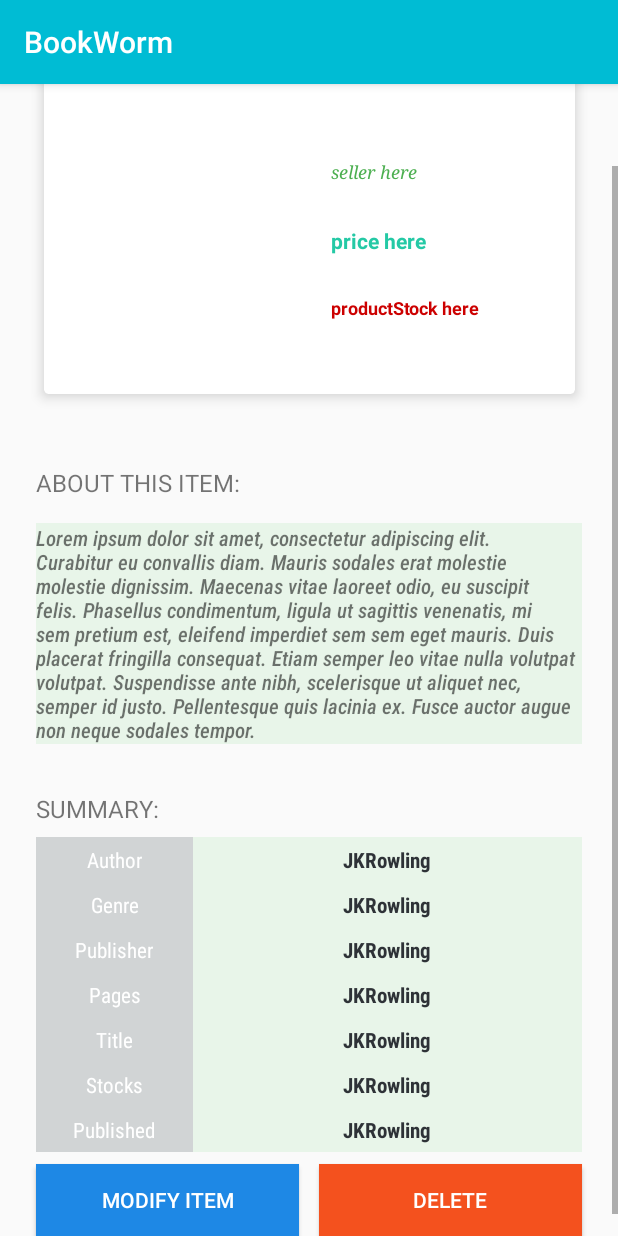
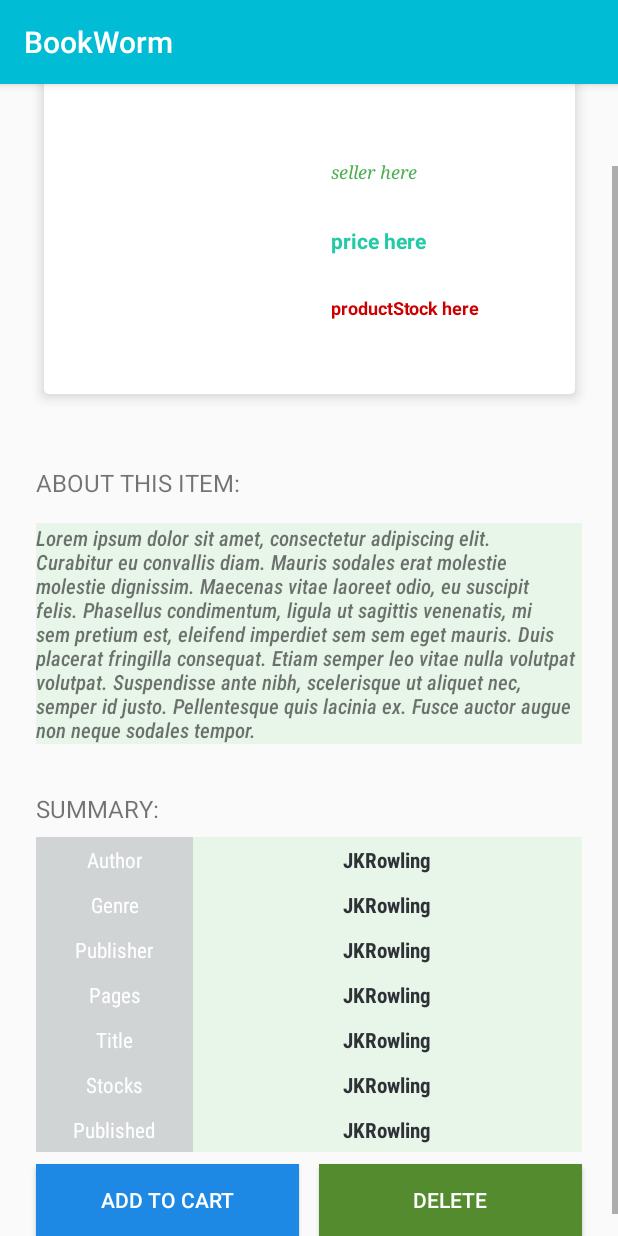
Before and after one commit to prabhu150-zz/TheBookWorm, an Android app: the fragment InventoryItemDescription shown on its own in the app's theme, scrolled down 60 dp, on a phone screen of 412 x 824 dp. Run offline under Robolectric (Android 15) with nearby library versions, the light colour scheme and no system bars; our stand-ins replace Firebase (no records; nobody signed in at launch, a user with empty details on screens opened directly), Picasso; libraries missing offline, so code that uses them is left out: com.uncopt.android, io.paperdb; plain views replace JustifiedTextView; pictures from the network do not load; 3 statements that could not run were skipped.

Commit message:
Added support to buyer ui
Signed-off-by: prabhu150 <abhijeetprabhu15@gmail.com>

```diff
--- a/app/src/main/java/com/example/thebookworm/Fragments/InventoryItemDescription.java
+++ b/app/src/main/java/com/example/thebookworm/Fragments/InventoryItemDescription.java
@@ -16,6 +16,7 @@ import androidx.fragment.app.Fragment;
 import com.example.bookworm.R;
 import com.example.thebookworm.Activities.BaseActivity;
 import com.example.thebookworm.BackEnd;
+import com.example.thebookworm.Models.Book;
 import com.example.thebookworm.Models.Product;
 import com.example.thebookworm.Models.Seller;
 import com.google.firebase.database.DataSnapshot;
@@ -23,6 +24,7 @@ import com.google.firebase.database.DatabaseError;
 import com.google.firebase.database.FirebaseDatabase;
 import com.google.firebase.database.ValueEventListener;
 import com.squareup.picasso.Picasso;
+import com.uncopt.android.widget.text.justify.JustifiedTextView;
 
 public class InventoryItemDescription extends Fragment {
 
@@ -101,13 +103,23 @@ public class InventoryItemDescription extends Fragment {
         Button delete = getView().findViewById(R.id.deleteInventory);
         TextView stocks = getView().findViewById(R.id.stock);
 
+        TextView author = getView().findViewById(R.id.author);
+        TextView genre = getView().findViewById(R.id.genre);
+        TextView publisher = getView().findViewById(R.id.publisher);
+        TextView bookStocks = getView().findViewById(R.id.bookStocks);
+        TextView title = getView().findViewById(R.id.title);
+        TextView pages = getView().findViewById(R.id.pages);
+        TextView datePublished = getView().findViewById(R.id.datePublished);
+        JustifiedTextView itemDescription = getView().findViewById(R.id.itemDescription);
+
+
         // product specific details in textbox
-
 
         Picasso.get().load(currentProduct.getImageURL()).into(productImage);
         productName.setText(currentProduct.getName());
         soldBy.setText(currentProduct.getSoldBy());
         price.setText(String.format("$%.2f", currentProduct.getPrice()));
+
 
         String stocks_str = "Stocks: " + currentProduct.getAvailableStock() + " items";
         stocks.setText(stocks_str);
@@ -139,4 +151,17 @@ public class InventoryItemDescription extends Fragment {
 
 
     }
+
+
+    private void getItemDetails(Book currentProduct, TextView author, TextView genre, TextView publisher, TextView bookStocks, TextView title, TextView pages, TextView datePublished, JustifiedTextView itemDescription) {
+        Book currentBook = currentProduct;
+        author.setText(currentBook.getAuthor());
+        genre.setText(currentBook.getGenre());
+        publisher.setText(currentBook.getPublisher());
+        bookStocks.setText(String.valueOf(currentBook.getAvailableStock()));
+        title.setText(currentBook.getTitle());
+        pages.setText(String.valueOf(currentBook.getPages()));
+        datePublished.setText(currentBook.getDatePublished());
+        itemDescription.setText(currentBook.getDescription());
+    }
 }
--- a/app/src/main/java/com/example/thebookworm/Models/Buyer.java
+++ b/app/src/main/java/com/example/thebookworm/Models/Buyer.java
@@ -147,4 +147,10 @@ public class Buyer {
         return orders;
     }
 
+    public boolean checkInCart(String pid) {
+        for (Product curr : cart)
+            if (curr.getPID().equals(pid))
+                return true;
+        return false;
+    }
 }
--- a/app/src/main/res/layout/product_description.xml
+++ b/app/src/main/res/layout/product_description.xml
@@ -129,7 +129,7 @@
             android:layout_marginBottom="16dp"
             android:background="#1E88E5"
 
-            android:text="@string/modify_item"
+            android:text="@string/add_to_cart"
             android:textColor="#ffffff"
             app:layout_constraintBottom_toBottomOf="parent"
             app:layout_constraintEnd_toStartOf="@+id/deleteInventory"
@@ -143,7 +143,7 @@
             android:layout_marginStart="2dp"
             android:layout_marginTop="8dp"
             android:layout_marginBottom="16dp"
-            android:background="#F4511E"
+            android:background="#558B2F"
             android:text="@string/delete_label"
             android:textColor="#ffffff"
             app:layout_constraintBottom_toBottomOf="parent"
--- a/app/src/main/res/values/colors.xml
+++ b/app/src/main/res/values/colors.xml
@@ -8,6 +8,9 @@
     <color name="bg_register">#2e3237</color>
     <color name="bg_main">#428bca</color>
     <color name="white">#FFFFFF</color>
+    <color name="danger_red">#C62828</color>
+    <color name="sky_blue">#1E88E5</color>
+
     <color name="input_login">#222222</color>
     <color name="input_login_hint">#999999</color>
     <color name="input_register">#888888</color>
--- a/app/src/main/res/values/strings.xml
+++ b/app/src/main/res/values/strings.xml
@@ -200,5 +200,9 @@
     <string name="delete_label">Delete</string>
     <string name="modify_item">Modify Item</string>
     <string name="delete">Delete</string>
+    <string name="add_to_cart">Add To Cart</string>
+    <string name="addCartLabel">Add To Cart!</string>
+    <string name="removeCartLabel">Remove from Cart!</string>
+
 
 </resources>
```
Also changed, not shown: app/src/main/java/com/example/thebookworm/Fragments/CatalogItemDescription.java (+62 -47 lines), app/src/main/java/com/example/thebookworm/Fragments/SellerDashboard.java (+4 -4 lines).
